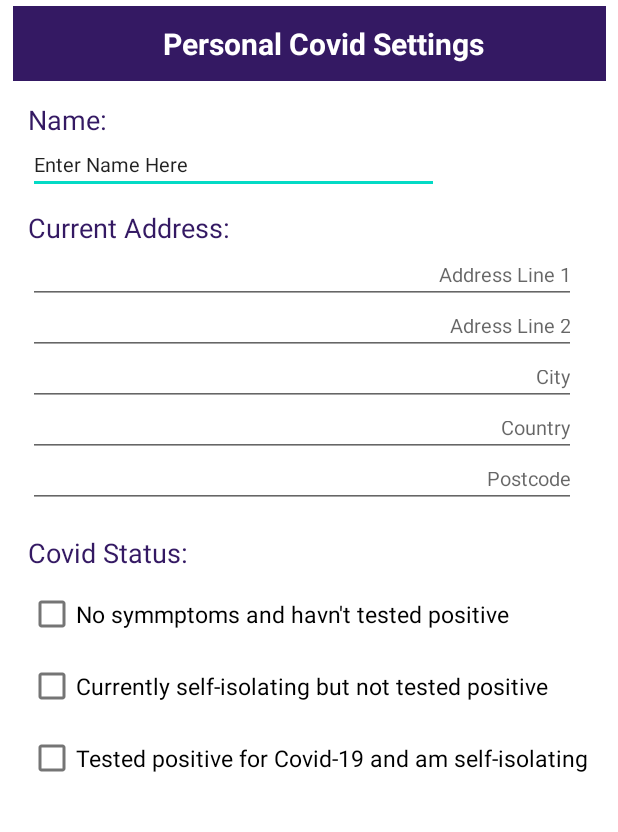
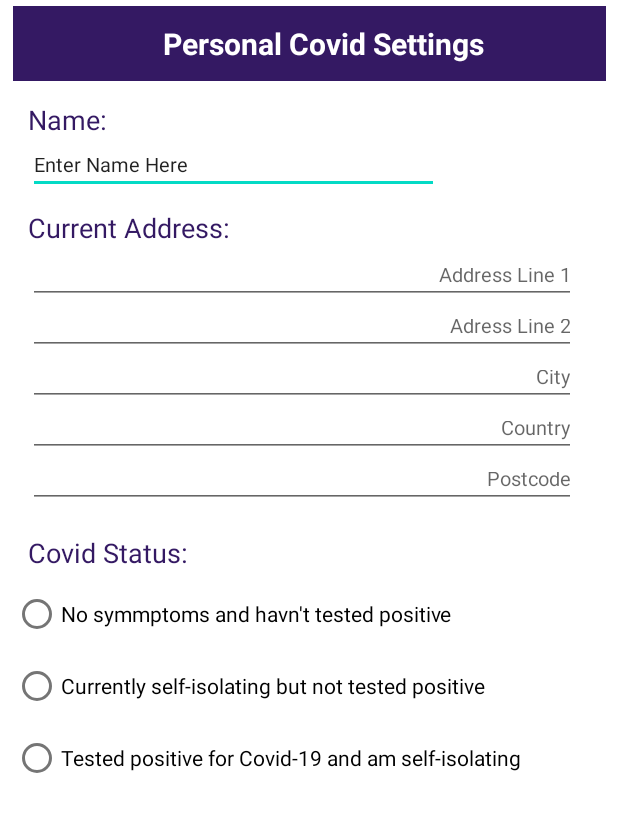
Before and after one commit to dChakr/ICHelloWorld, an Android app: the CovidSettingsActivity screen opened directly, with no data from a screen before it, on a phone screen of 412 x 824 dp, the part 144-976 px from its top. Run offline under Robolectric (Android 15) with nearby library versions, the light colour scheme and no system bars.

Commit message:
CovidSettings radiobuttons

```diff
--- a/app/src/main/java/com/example/covidfriendsappthing/CovidSettingsActivity.java
+++ b/app/src/main/java/com/example/covidfriendsappthing/CovidSettingsActivity.java
@@ -1,10 +1,12 @@
 package com.example.covidfriendsappthing;
 
 import android.os.Bundle;
+import android.widget.CheckBox;
 
 import androidx.appcompat.app.AppCompatActivity;
 
 public class CovidSettingsActivity extends AppCompatActivity {
+
 
     @Override
     protected void onCreate(Bundle savedInstanceState) {
--- a/app/src/main/res/layout/covid_settings.xml
+++ b/app/src/main/res/layout/covid_settings.xml
@@ -144,32 +144,28 @@
             tools:layout_editor_absoluteX="11dp"
             tools:layout_editor_absoluteY="457dp" />
 
-        <LinearLayout
-            android:layout_width="392dp"
-            android:layout_height="171dp"
-            android:layout_marginLeft="10dp"
-            android:orientation="vertical"
-            tools:layout_editor_absoluteX="0dp">
+        <RadioGroup
+            android:layout_width="match_parent"
+            android:layout_height="match_parent">
 
-            <CheckBox
+            <RadioButton
+                android:id="@+id/radioButton"
                 android:layout_width="match_parent"
                 android:layout_height="wrap_content"
-                android:text="No symmptoms and havn't tested positive"
-                android:textSize="15dp" />
+                android:text="No symmptoms and havn't tested positive" />
 
-            <CheckBox
+            <RadioButton
+                android:id="@+id/radioButton2"
                 android:layout_width="match_parent"
                 android:layout_height="wrap_content"
-                android:text="Currently self-isolating but not tested positive"
-                android:textSize="15dp" />
+                android:text="Currently self-isolating but not tested positive" />
 
-            <CheckBox
+            <RadioButton
+                android:id="@+id/radioButton3"
                 android:layout_width="match_parent"
                 android:layout_height="wrap_content"
-                android:text="Tested positive for Covid-19 and am self-isolating"
-                android:textSize="15dp" />
-
-        </LinearLayout>
+                android:text="Tested positive for Covid-19 and am self-isolating" />
+        </RadioGroup>
     </LinearLayout>
 
 
```
